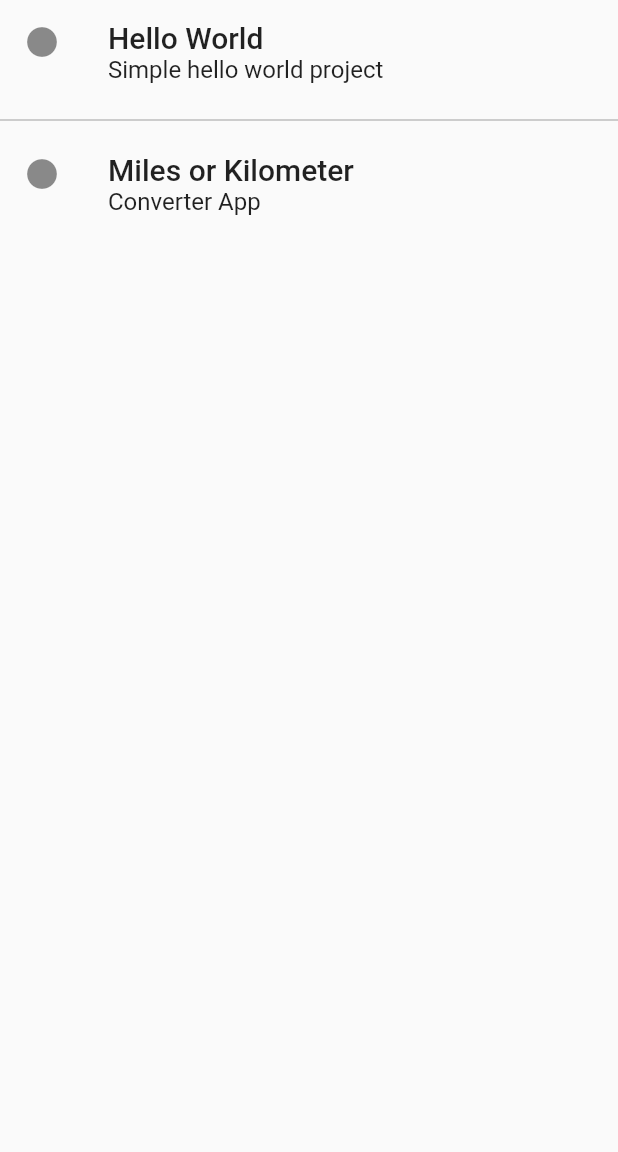
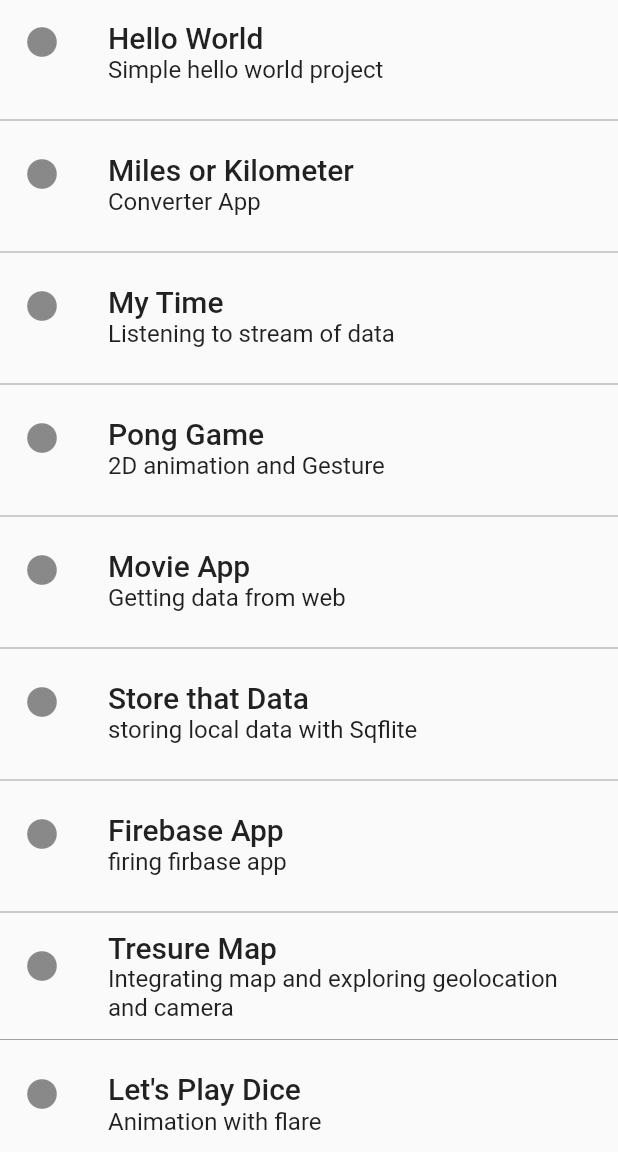
Before and after one commit to ishworpanta10/flutter_projects, a Flutter app: the screen it shows after launch, on a phone screen of 412 x 824 dp, the part 84-1236 px from its top. Run offline on Flutter 3.47's test engine with Material 2 defaults, Android fonts, the phone set to English and light mode, and no system bars.

Commit message:
🔨 project setup for other apps

```diff
--- a/lib/class/project.dart
+++ /dev/null
@@ -1,66 +0,0 @@
-import 'package:flutter_projects/converter%20app/converter.dart';
-import 'package:flutter_projects/hello%20world%20proj/home.dart';
-
-class Project {
-  final String projectName;
-  final String projectDesc;
-  final String routeName;
-
-  Project({this.projectName, this.projectDesc, this.routeName});
-}
-
-final projectOne = Project(
-  projectName: 'Hello World',
-  projectDesc: 'Simple hello world project',
-  routeName: HelloWorldProject.routeName,
-);
-
-final projectTwo = Project(
-  projectName: 'Miles or Kilometer',
-  projectDesc: 'Converter App',
-  routeName: ConverterApp.routeName,
-);
-
-// final projectThree =
-//     Project(projectName: 'My Time', projectDesc: 'Listening to stream of data');
-
-// final projectFour =
-//     Project(projectName: 'Pong Game', projectDesc: '2D animation and Gesture');
-
-// final projectFive =
-//     Project(projectName: 'Movie App', projectDesc: 'Getting data from web');
-
-// final projectSix = Project(
-//     projectName: 'Store that Data',
-//     projectDesc: 'storing local data with Sqflite ');
-
-// final projectSeven =
-//     Project(projectName: 'Firebase App', projectDesc: 'firing firbase app ');
-
-// final projectEight = Project(
-//     projectName: 'Tresure Map',
-//     projectDesc: 'Integrating map and exploring geolocation and camera ');
-
-// final projectNine = Project(
-//     projectName: 'Let\'s Play Dice', projectDesc: 'Animation with flare ');
-
-// final projectTen =
-//     Project(projectName: 'Todo App', projectDesc: 'With BLoC Pattern ');
-
-// final projectEleven = Project(
-//     projectName: 'Flutter Web',
-//     projectDesc: 'Responsive and exploring web in flutter ');
-
-List<Project> projectList = [
-  projectOne,
-  projectTwo,
-  // projectThree,
-  // projectFour,
-  // projectFive,
-  // projectSix,
-  // projectSeven,
-  // projectEight,
-  // projectNine,
-  // projectTen,
-  // projectEleven,
-];
--- a/lib/main.dart
+++ b/lib/main.dart
@@ -1,6 +1,4 @@
 import 'package:flutter/material.dart';
-import 'package:flutter_projects/converter%20app/converter.dart';
-import 'package:flutter_projects/hello%20world%20proj/home.dart';
 import 'package:flutter_projects/project_pages.dart';
 import 'package:flutter_projects/routes/routes.dart';
 
--- /dev/null
+++ b/lib/model/project.dart
@@ -0,0 +1,99 @@
+import 'package:flutter_projects/project1/hello_world.dart';
+import 'package:flutter_projects/project10/hello_world.dart';
+import 'package:flutter_projects/project11/hello_world.dart';
+import 'package:flutter_projects/project2/converter.dart';
+import 'package:flutter_projects/project3/hello_world.dart';
+import 'package:flutter_projects/project4/hello_world.dart';
+import 'package:flutter_projects/project5/hello_world.dart';
+import 'package:flutter_projects/project6/hello_world.dart';
+import 'package:flutter_projects/project7/hello_world.dart';
+import 'package:flutter_projects/project8/hello_world.dart';
+import 'package:flutter_projects/project9/hello_world.dart';
+
+class Project {
+  final String projectName;
+  final String projectDesc;
+  final String routeName;
+
+  Project({this.projectName, this.projectDesc, this.routeName});
+}
+
+final projectOne = Project(
+  projectName: 'Hello World',
+  projectDesc: 'Simple hello world project',
+  routeName: HelloWorldProject.routeName,
+);
+
+final projectTwo = Project(
+  projectName: 'Miles or Kilometer',
+  projectDesc: 'Converter App',
+  routeName: ConverterApp.routeName,
+);
+
+final projectThree = Project(
+  projectName: 'My Time',
+  projectDesc: 'Listening to stream of data',
+  routeName: MyTime.routeName,
+);
+
+final projectFour = Project(
+  projectName: 'Pong Game',
+  projectDesc: '2D animation and Gesture',
+  routeName: PongGame.routeName,
+);
+
+final projectFive = Project(
+  projectName: 'Movie App',
+  projectDesc: 'Getting data from web',
+  routeName: MovieApp.routeName,
+);
+
+final projectSix = Project(
+  projectName: 'Store that Data',
+  projectDesc: 'storing local data with Sqflite ',
+  routeName: StoringData.routeName,
+);
+
+final projectSeven = Project(
+  projectName: 'Firebase App',
+  projectDesc: 'firing firbase app ',
+  routeName: FirebaseApp.routeName,
+);
+
+final projectEight = Project(
+  projectName: 'Tresure Map',
+  projectDesc: 'Integrating map and exploring geolocation and camera ',
+  routeName: TresureMap.routeName,
+);
+
+final projectNine = Project(
+  projectName: 'Let\'s Play Dice',
+  projectDesc: 'Animation with flare ',
+  routeName: DiceApp.routeName,
+);
+
+final projectTen = Project(
+  projectName: 'Todo App',
+  projectDesc: 'With BLoC Pattern ',
+  routeName: TodoApp.routeName,
+);
+
+final projectEleven = Project(
+  projectName: 'Flutter Web',
+  projectDesc: 'Responsive and exploring web in flutter ',
+  routeName: FlutterWeb.routeName,
+);
+
+List<Project> projectList = [
+  projectOne,
+  projectTwo,
+  projectThree,
+  projectFour,
+  projectFive,
+  projectSix,
+  projectSeven,
+  projectEight,
+  projectNine,
+  projectTen,
+  projectEleven,
+];
--- a/lib/converter app/converter.dart
+++ b/lib/project2/converter.dart
@@ -7,7 +7,7 @@ class ConverterApp extends StatelessWidget {
   Widget build(BuildContext context) {
     return Scaffold(
       appBar: AppBar(
-        title: Text('Hello World Project'),
+        title: Text('Converter App'),
         backgroundColor: Colors.teal[600],
       ),
       body: SingleChildScrollView(
--- a/lib/project_pages.dart
+++ b/lib/project_pages.dart
@@ -1,5 +1,5 @@
 import 'package:flutter/material.dart';
-import 'package:flutter_projects/class/project.dart';
+import 'package:flutter_projects/model/project.dart';
 
 class ProjectPage extends StatelessWidget {
   @override
--- a/lib/routes/routes.dart
+++ b/lib/routes/routes.dart
@@ -1,8 +1,26 @@
 import 'package:flutter/material.dart';
-import 'package:flutter_projects/converter%20app/converter.dart';
-import 'package:flutter_projects/hello%20world%20proj/home.dart';
+import 'package:flutter_projects/project1/hello_world.dart';
+import 'package:flutter_projects/project10/hello_world.dart';
+import 'package:flutter_projects/project11/hello_world.dart';
+import 'package:flutter_projects/project2/converter.dart';
+import 'package:flutter_projects/project3/hello_world.dart';
+import 'package:flutter_projects/project4/hello_world.dart';
+import 'package:flutter_projects/project5/hello_world.dart';
+import 'package:flutter_projects/project6/hello_world.dart';
+import 'package:flutter_projects/project7/hello_world.dart';
+import 'package:flutter_projects/project8/hello_world.dart';
+import 'package:flutter_projects/project9/hello_world.dart';
 
 final Map<String, WidgetBuilder> routes = {
   HelloWorldProject.routeName: (_) => HelloWorldProject(),
   ConverterApp.routeName: (_) => ConverterApp(),
+  MyTime.routeName: (_) => MyTime(),
+  PongGame.routeName: (_) => PongGame(),
+  MovieApp.routeName: (_) => MovieApp(),
+  StoringData.routeName: (_) => StoringData(),
+  FirebaseApp.routeName: (_) => FirebaseApp(),
+  TresureMap.routeName: (_) => TresureMap(),
+  DiceApp.routeName: (_) => DiceApp(),
+  TodoApp.routeName: (_) => TodoApp(),
+  FlutterWeb.routeName: (_) => FlutterWeb(),
 };
```
Also changed, not shown: lib/project10/hello_world.dart (added, +18 -0 lines), lib/project11/hello_world.dart (added, +18 -0 lines), lib/project3/hello_world.dart (added, +18 -0 lines), lib/project4/hello_world.dart (added, +18 -0 lines), lib/project5/hello_world.dart (added, +18 -0 lines), lib/project6/hello_world.dart (added, +18 -0 lines), lib/project7/hello_world.dart (added, +18 -0 lines), lib/project8/hello_world.dart (added, +18 -0 lines), lib/project9/hello_world.dart (added, +18 -0 lines), lib/project1/hello_world.dart (renamed from lib/hello world proj/home.dart).
